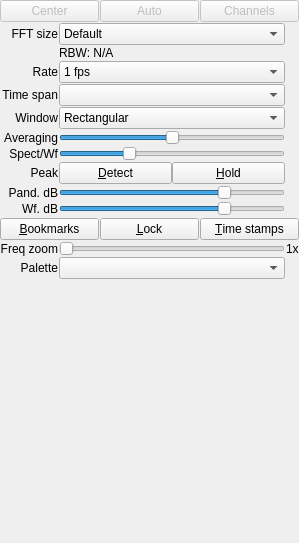
Before: the Qt Designer form ui/FftPanel.ui in BatchDrake/SigDigger, drawn with Qt 5.
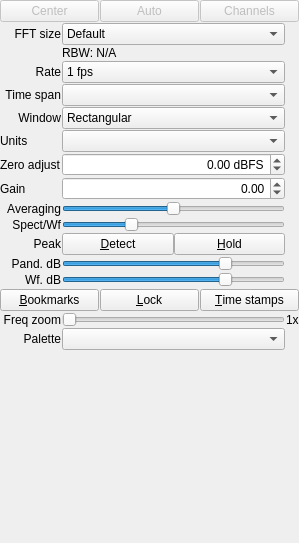
After: the same form once the commit is applied. Custom widgets are drawn as their Qt base class.

Commit message: Implement adjustment of unit scale

```diff
--- a/ui/FftPanel.ui
+++ b/ui/FftPanel.ui
@@ -65,95 +65,23 @@
        <property name="spacing">
         <number>1</number>
        </property>
-       <item row="7" column="0">
-        <widget class="QLabel" name="label_8">
+       <item row="12" column="0">
+        <widget class="QLabel" name="label_10">
          <property name="text">
-          <string>Spect/Wf</string>
+          <string>Pand. dB</string>
          </property>
          <property name="alignment">
           <set>Qt::AlignRight|Qt::AlignTrailing|Qt::AlignVCenter</set>
          </property>
         </widget>
        </item>
-       <item row="3" column="1">
-        <widget class="QComboBox" name="rateCombo">
+       <item row="4" column="1">
+        <widget class="QComboBox" name="timeSpanCombo">
          <property name="enabled">
           <bool>true</bool>
          </property>
-         <item>
-          <property name="text">
-           <string>1 fps</string>
-          </property>
-         </item>
-         <item>
-          <property name="text">
-           <string>5 fps</string>
-          </property>
-         </item>
-         <item>
-          <property name="text">
-           <string>10 fps</string>
-          </property>
-         </item>
-         <item>
-          <property name="text">
-           <string>15 fps</string>
-          </property>
-         </item>
-         <item>
-          <property name="text">
-           <string>20 fps</string>
-          </property>
-         </item>
-         <item>
-          <property name="text">
-           <string>30 fps</string>
-          </property>
-         </item>
-         <item>
-          <property name="text">
-           <string>50 fps</string>
-          </property>
-         </item>
-         <item>
-          <property name="text">
-           <string>60 fps</string>
-          </property>
-         </item>
         </widget>
        </item>
-       <item row="10" column="1">
-        <widget class="ctkRangeSlider" name="wfRange">
-         <property name="minimum">
-          <number>-120</number>
-         </property>
-         <property name="maximum">
-          <number>40</number>
-         </property>
-         <property name="orientation">
-          <enum>Qt::Horizontal</enum>
-         </property>
-         <property name="minimumValue">
-          <number>-70</number>
-         </property>
-         <property name="maximumPosition">
-          <number>-10</number>
-         </property>
-        </widget>
-       </item>
-       <item row="15" column="1">
-        <spacer name="verticalSpacer_2">
-         <property name="orientation">
-          <enum>Qt::Vertical</enum>
-         </property>
-         <property name="sizeHint" stdset="0">
-          <size>
-           <width>20</width>
-           <height>19</height>
-          </size>
-         </property>
-        </spacer>
-       </item>
        <item row="0" column="0" colspan="3">
         <widget class="QFrame" name="frame_3">
          <property name="maximumSize">
@@ -235,21 +163,64 @@
          </layout>
         </widget>
        </item>
-       <item row="13" column="2">
+       <item row="14" column="1">
+        <widget class="QWidget" name="widget" native="true">
+         <layout class="QGridLayout" name="gridLayout_3">
+          <property name="leftMargin">
+           <number>0</number>
+          </property>
+          <property name="topMargin">
+           <number>0</number>
+          </property>
+          <property name="rightMargin">
+           <number>0</number>
+          </property>
+          <property name="bottomMargin">
+           <number>0</number>
+          </property>
+          <property name="spacing">
+           <number>0</number>
+          </property>
+         </layout>
+        </widget>
+       </item>
+       <item row="16" column="2">
         <widget class="QLabel" name="freqZoomLabel">
          <property name="text">
           <string>1x</string>
          </property>
         </widget>
        </item>
-       <item row="4" column="1">
-        <widget class="QComboBox" name="timeSpanCombo">
-         <property name="enabled">
-          <bool>true</bool>
-         </property>
+       <item row="5" column="1">
+        <widget class="QComboBox" name="windowCombo">
+         <item>
+          <property name="text">
+           <string>Rectangular</string>
+          </property>
+         </item>
+         <item>
+          <property name="text">
+           <string>Hamming</string>
+          </property>
+         </item>
+         <item>
+          <property name="text">
+           <string>Hann</string>
+          </property>
+         </item>
+         <item>
+          <property name="text">
+           <string>Flat-top</string>
+          </property>
+         </item>
+         <item>
+          <property name="text">
+           <string>Blackmann-Harris</string>
+          </property>
+         </item>
         </widget>
        </item>
-       <item row="6" column="1">
+       <item row="9" column="1">
         <widget class="QSlider" name="fftAvgSlider">
          <property name="maximum">
           <number>1000</number>
@@ -265,37 +236,181 @@
          </property>
         </widget>
        </item>
-       <item row="2" column="1">
-        <widget class="QLabel" name="rbwLabel">
+       <item row="3" column="1">
+        <widget class="QComboBox" name="rateCombo">
+         <property name="enabled">
+          <bool>true</bool>
+         </property>
+         <item>
+          <property name="text">
+           <string>1 fps</string>
+          </property>
+         </item>
+         <item>
+          <property name="text">
+           <string>5 fps</string>
+          </property>
+         </item>
+         <item>
+          <property name="text">
+           <string>10 fps</string>
+          </property>
+         </item>
+         <item>
+          <property name="text">
+           <string>15 fps</string>
+          </property>
+         </item>
+         <item>
+          <property name="text">
+           <string>20 fps</string>
+          </property>
+         </item>
+         <item>
+          <property name="text">
+           <string>30 fps</string>
+          </property>
+         </item>
+         <item>
+          <property name="text">
+           <string>50 fps</string>
+          </property>
+         </item>
+         <item>
+          <property name="text">
+           <string>60 fps</string>
+          </property>
+         </item>
+        </widget>
+       </item>
+       <item row="17" column="0">
+        <widget class="QLabel" name="label_17">
          <property name="text">
-          <string>RBW: N/A</string>
+          <string>Palette</string>
          </property>
+         <property name="alignment">
+          <set>Qt::AlignRight|Qt::AlignTrailing|Qt::AlignVCenter</set>
+         </property>
+        </widget>
+       </item>
+       <item row="3" column="0">
+        <widget class="QLabel" name="label_4">
+         <property name="text">
+          <string>Rate</string>
+         </property>
+         <property name="alignment">
+          <set>Qt::AlignRight|Qt::AlignTrailing|Qt::AlignVCenter</set>
+         </property>
+        </widget>
+       </item>
+       <item row="10" column="0">
+        <widget class="QLabel" name="label_8">
+         <property name="text">
+          <string>Spect/Wf</string>
+         </property>
+         <property name="alignment">
+          <set>Qt::AlignRight|Qt::AlignTrailing|Qt::AlignVCenter</set>
+         </property>
+        </widget>
+       </item>
+       <item row="15" column="0" colspan="3">
+        <widget class="QWidget" name="widget_2" native="true">
+         <layout class="QGridLayout" name="gridLayout_5">
+          <property name="leftMargin">
+           <number>0</number>
+          </property>
+          <property name="topMargin">
+           <number>0</number>
+          </property>
+          <property name="rightMargin">
+           <number>0</number>
+          </property>
+          <property name="bottomMargin">
+           <number>0</number>
+          </property>
+          <property name="horizontalSpacing">
+           <number>1</number>
+          </property>
+          <property name="verticalSpacing">
+           <number>0</number>
+          </property>
+          <item row="0" column="1">
+           <widget class="QPushButton" name="lockButton">
+            <property name="enabled">
+             <bool>true</bool>
+            </property>
+            <property name="text">
+             <string>&amp;Lock</string>
+            </property>
+            <property name="checkable">
+             <bool>true</bool>
+            </property>
+           </widget>
+          </item>
+          <item row="0" column="2">
+           <widget class="QPushButton" name="timeStampsButton">
+            <property name="text">
+             <string>&amp;Time stamps</string>
+            </property>
+            <property name="checkable">
+             <bool>true</bool>
+            </property>
+           </widget>
+          </item>
+          <item row="0" column="0">
+           <widget class="QPushButton" name="bookmarksButton">
+            <property name="text">
+             <string>&amp;Bookmarks</string>
+            </property>
+            <property name="checkable">
+             <bool>true</bool>
+            </property>
+           </widget>
+          </item>
+         </layout>
         </widget>
        </item>
        <item row="9" column="0">
-        <widget class="QLabel" name="label_10">
+        <widget class="QLabel" name="label_7">
          <property name="text">
-          <string>Pand. dB</string>
+          <string>Averaging</string>
          </property>
          <property name="alignment">
           <set>Qt::AlignRight|Qt::AlignTrailing|Qt::AlignVCenter</set>
          </property>
         </widget>
        </item>
-       <item row="7" column="1">
-        <widget class="QSlider" name="fftAspectSlider">
-         <property name="maximum">
-          <number>100</number>
+       <item row="13" column="0">
+        <widget class="QLabel" name="label_11">
+         <property name="text">
+          <string>Wf. dB</string>
          </property>
-         <property name="value">
-          <number>30</number>
+         <property name="alignment">
+          <set>Qt::AlignRight|Qt::AlignTrailing|Qt::AlignVCenter</set>
          </property>
-         <property name="orientation">
-          <enum>Qt::Horizontal</enum>
+        </widget>
+       </item>
+       <item row="16" column="0">
+        <widget class="QLabel" name="label_12">
+         <property name="text">
+          <string>Freq zoom</string>
          </property>
+         <property name="alignment">
+          <set>Qt::AlignRight|Qt::AlignTrailing|Qt::AlignVCenter</set>
+         </property>
         </widget>
        </item>
-       <item row="14" column="1">
+       <item row="4" column="0">
+        <widget class="QLabel" name="label_5">
+         <property name="text">
+          <string>Time span</string>
+         </property>
+         <property name="alignment">
+          <set>Qt::AlignRight|Qt::AlignTrailing|Qt::AlignVCenter</set>
+         </property>
+        </widget>
+       </item>
+       <item row="17" column="1">
         <widget class="QComboBox" name="paletteCombo">
          <property name="styleSheet">
           <string notr="true"/>
@@ -308,51 +423,15 @@
          </property>
         </widget>
        </item>
-       <item row="13" column="1">
-        <widget class="QSlider" name="freqZoomSlider">
-         <property name="minimum">
-          <number>1</number>
-         </property>
-         <property name="maximum">
-          <number>50</number>
-         </property>
-         <property name="orientation">
-          <enum>Qt::Horizontal</enum>
-         </property>
-        </widget>
-       </item>
-       <item row="5" column="1">
-        <widget class="QComboBox" name="windowCombo">
-         <item>
-          <property name="text">
-           <string>Rectangular</string>
-          </property>
-         </item>
-         <item>
-          <property name="text">
-           <string>Hamming</string>
-          </property>
-         </item>
-         <item>
-          <property name="text">
-           <string>Hann</string>
-          </property>
-         </item>
-         <item>
-          <property name="text">
-           <string>Flat-top</string>
-          </property>
-         </item>
-         <item>
-          <property name="text">
-           <string>Blackmann-Harris</string>
-          </property>
-         </item>
-        </widget>
-       </item>
        <item row="11" column="1">
-        <widget class="QWidget" name="widget" native="true">
-         <layout class="QGridLayout" name="gridLayout_3">
+        <widget class="QWidget" name="widget_4" native="true">
+         <property name="maximumSize">
+          <size>
+           <width>16777215</width>
+           <height>42</height>
+          </size>
+         </property>
+         <layout class="QGridLayout" name="gridLayout_6">
           <property name="leftMargin">
            <number>0</number>
           </property>
@@ -368,13 +447,115 @@
           <property name="spacing">
            <number>0</number>
           </property>
+          <item row="0" column="0">
+           <widget class="QPushButton" name="detectPeakButton">
+            <property name="enabled">
+             <bool>true</bool>
+            </property>
+            <property name="text">
+             <string>&amp;Detect</string>
+            </property>
+            <property name="checkable">
+             <bool>true</bool>
+            </property>
+           </widget>
+          </item>
+          <item row="0" column="1">
+           <widget class="QPushButton" name="holdPeakButton">
+            <property name="enabled">
+             <bool>true</bool>
+            </property>
+            <property name="text">
+             <string>&amp;Hold</string>
+            </property>
+            <property name="checkable">
+             <bool>true</bool>
+            </property>
+           </widget>
+          </item>
          </layout>
         </widget>
        </item>
-       <item row="3" column="0">
-        <widget class="QLabel" name="label_4">
+       <item row="5" column="0">
+        <widget class="QLabel" name="label_6">
          <property name="text">
-          <string>Rate</string>
+          <string>Window</string>
+         </property>
+         <property name="alignment">
+          <set>Qt::AlignRight|Qt::AlignTrailing|Qt::AlignVCenter</set>
+         </property>
+        </widget>
+       </item>
+       <item row="18" column="1">
+        <spacer name="verticalSpacer_2">
+         <property name="orientation">
+          <enum>Qt::Vertical</enum>
+         </property>
+         <property name="sizeHint" stdset="0">
+          <size>
+           <width>20</width>
+           <height>19</height>
+          </size>
+         </property>
+        </spacer>
+       </item>
+       <item row="2" column="1">
+        <widget class="QLabel" name="rbwLabel">
+         <property name="text">
+          <string>RBW: N/A</string>
+         </property>
+        </widget>
+       </item>
+       <item row="13" column="1">
+        <widget class="ctkRangeSlider" name="wfRange">
+         <property name="minimum">
+          <number>-120</number>
+         </property>
+         <property name="maximum">
+          <number>40</number>
+         </property>
+         <property name="orientation">
+          <enum>Qt::Horizontal</enum>
+         </property>
+         <property name="minimumValue">
+          <number>-70</number>
+         </property>
+         <property name="maximumPosition">
+          <number>-10</number>
+         </property>
+        </widget>
+       </item>
+       <item row="6" column="0">
+        <widget class="QLabel" name="label">
+         <property name="text">
+          <string>Units</string>
+         </property>
+        </widget>
+       </item>
+       <item row="7" column="0">
+        <widget class="QLabel" name="label_2">
+         <property name="text">
+          <string>Zero adjust</string>
+         </property>
+        </widget>
+       </item>
+       <item row="10" column="1">
+        <widget class="QSlider" name="fftAspectSlider">
+         <property name="maximum">
+          <number>100</number>
+         </property>
+         <property name="value">
+          <number>30</number>
+         </property>
+         <property name="orientation">
+          <enum>Qt::Horizontal</enum>
+         </property>
+        </widget>
+       </item>
+       <item row="11" column="0">
+        <widget class="QLabel" name="label_9">
+         <property name="text">
+          <string>Peak</string>
          </property>
          <property name="alignment">
           <set>Qt::AlignRight|Qt::AlignTrailing|Qt::AlignVCenter</set>
@@ -430,57 +611,7 @@
          </item>
         </widget>
        </item>
-       <item row="14" column="0">
-        <widget class="QLabel" name="label_17">
-         <property name="text">
-          <string>Palette</string>
-         </property>
-         <property name="alignment">
-          <set>Qt::AlignRight|Qt::AlignTrailing|Qt::AlignVCenter</set>
-         </property>
-        </widget>
-       </item>
-       <item row="8" column="0">
-        <widget class="QLabel" name="label_9">
-         <property name="text">
-          <string>Peak</string>
-         </property>
-         <property name="alignment">
-          <set>Qt::AlignRight|Qt::AlignTrailing|Qt::AlignVCenter</set>
-         </property>
-        </widget>
-       </item>
-       <item row="4" column="0">
-        <widget class="QLabel" name="label_5">
-         <property name="text">
-          <string>Time span</string>
-         </property>
-         <property name="alignment">
-          <set>Qt::AlignRight|Qt::AlignTrailing|Qt::AlignVCenter</set>
-         </property>
-        </widget>
-       </item>
-       <item row="5" column="0">
-        <widget class="QLabel" name="label_6">
-         <property name="text">
-          <string>Window</string>
-         </property>
-         <property name="alignment">
-          <set>Qt::AlignRight|Qt::AlignTrailing|Qt::AlignVCenter</set>
-         </property>
-        </widget>
-       </item>
-       <item row="6" column="0">
-        <widget class="QLabel" name="label_7">
-         <property name="text">
-          <string>Averaging</string>
-         </property>
-         <property name="alignment">
-          <set>Qt::AlignRight|Qt::AlignTrailing|Qt::AlignVCenter</set>
-         </property>
-        </widget>
-       </item>
-       <item row="9" column="1">
+       <item row="12" column="1">
         <widget class="ctkRangeSlider" name="pandRange">
          <property name="minimum">
           <number>-120</number>
@@ -502,6 +633,19 @@
          </property>
         </widget>
        </item>
+       <item row="16" column="1">
+        <widget class="QSlider" name="freqZoomSlider">
+         <property name="minimum">
+          <number>1</number>
+         </property>
+         <property name="maximum">
+          <number>50</number>
+         </property>
+         <property name="orientation">
+          <enum>Qt::Horizontal</enum>
+         </property>
+        </widget>
+       </item>
        <item row="1" column="0">
         <widget class="QLabel" name="label_3">
          <property name="text">
@@ -512,134 +656,43 @@
          </property>
         </widget>
        </item>
-       <item row="10" column="0">
-        <widget class="QLabel" name="label_11">
+       <item row="8" column="0">
+        <widget class="QLabel" name="label_13">
          <property name="text">
-          <string>Wf. dB</string>
-         </property>
-         <property name="alignment">
-          <set>Qt::AlignRight|Qt::AlignTrailing|Qt::AlignVCenter</set>
+          <string>Gain</string>
          </property>
         </widget>
        </item>
-       <item row="13" column="0">
-        <widget class="QLabel" name="label_12">
-         <property name="text">
-          <string>Freq zoom</string>
-         </property>
+       <item row="6" column="1">
+        <widget class="QComboBox" name="unitsCombo"/>
+       </item>
+       <item row="7" column="1">
+        <widget class="QDoubleSpinBox" name="zeroPointSpin">
          <property name="alignment">
           <set>Qt::AlignRight|Qt::AlignTrailing|Qt::AlignVCenter</set>
          </property>
+         <property name="suffix">
+          <string> dBFS</string>
+         </property>
+         <property name="minimum">
+          <double>-300.000000000000000</double>
+         </property>
+         <property name="maximum">
+          <double>300.000000000000000</double>
+         </property>
         </widget>
        </item>
        <item row="8" column="1">
-        <widget class="QWidget" name="widget_4" native="true">
-         <property name="maximumSize">
-          <size>
-           <width>16777215</width>
-           <height>42</height>
-          </size>
+        <widget class="QDoubleSpinBox" name="gainSpinBox">
+         <property name="alignment">
+          <set>Qt::AlignRight|Qt::AlignTrailing|Qt::AlignVCenter</set>
          </property>
-         <layout class="QGridLayout" name="gridLayout_6">
-          <property name="leftMargin">
-           <number>0</number>
-          </property>
-          <property name="topMargin">
-           <number>0</number>
-          </property>
-          <property name="rightMargin">
-           <number>0</number>
-          </property>
-          <property name="bottomMargin">
-           <number>0</number>
-          </property>
-          <property name="spacing">
-           <number>0</number>
-          </property>
-          <item row="0" column="0">
-           <widget class="QPushButton" name="detectPeakButton">
-            <property name="enabled">
-             <bool>true</bool>
-            </property>
-            <property name="text">
-             <string>&amp;Detect</string>
-            </property>
-            <property name="checkable">
-             <bool>true</bool>
-            </property>
-           </widget>
-          </item>
-          <item row="0" column="1">
-           <widget class="QPushButton" name="holdPeakButton">
-            <property name="enabled">
-             <bool>true</bool>
-            </property>
-            <property name="text">
-             <string>&amp;Hold</string>
-            </property>
-            <property name="checkable">
-             <bool>true</bool>
-            </property>
-           </widget>
-          </item>
-         </layout>
-        </widget>
-       </item>
-       <item row="12" column="0" colspan="3">
-        <widget class="QWidget" name="widget_2" native="true">
-         <layout class="QGridLayout" name="gridLayout_5">
-          <property name="leftMargin">
-           <number>0</number>
-          </property>
-          <property name="topMargin">
-           <number>0</number>
-          </property>
-          <property name="rightMargin">
-           <number>0</number>
-          </property>
-          <property name="bottomMargin">
-           <number>0</number>
-          </property>
-          <property name="horizontalSpacing">
-           <number>1</number>
-          </property>
-          <property name="verticalSpacing">
-           <number>0</number>
-          </property>
-          <item row="0" column="1">
-           <widget class="QPushButton" name="lockButton">
-            <property name="enabled">
-             <bool>true</bool>
-            </property>
-            <property name="text">
-             <string>&amp;Lock</string>
-            </property>
-            <property name="checkable">
-             <bool>true</bool>
-            </property>
-           </widget>
-          </item>
-          <item row="0" column="2">
-           <widget class="QPushButton" name="timeStampsButton">
-            <property name="text">
-             <string>&amp;Time stamps</string>
-            </property>
-            <property name="checkable">
-             <bool>true</bool>
-            </property>
-           </widget>
-          </item>
-          <item row="0" column="0">
-           <widget class="QPushButton" name="bookmarksButton">
-            <property name="text">
-             <string>&amp;Bookmarks</string>
-            </property>
-            <property name="checkable">
-             <bool>true</bool>
-            </property>
-           </widget>
-          </item>
-         </layout>
+         <property name="minimum">
+          <double>-300.000000000000000</double>
+         </property>
+         <property name="maximum">
+          <double>300.000000000000000</double>
+         </property>
         </widget>
        </item>
       </layout>
```
The commit also changes 8 other files.
